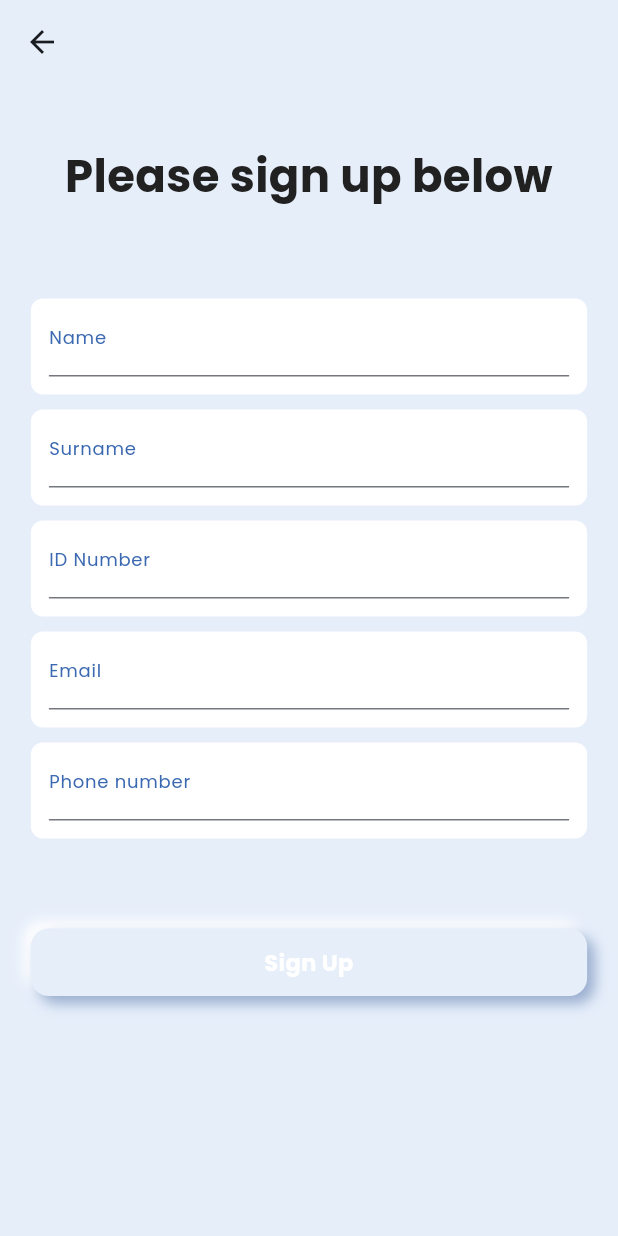
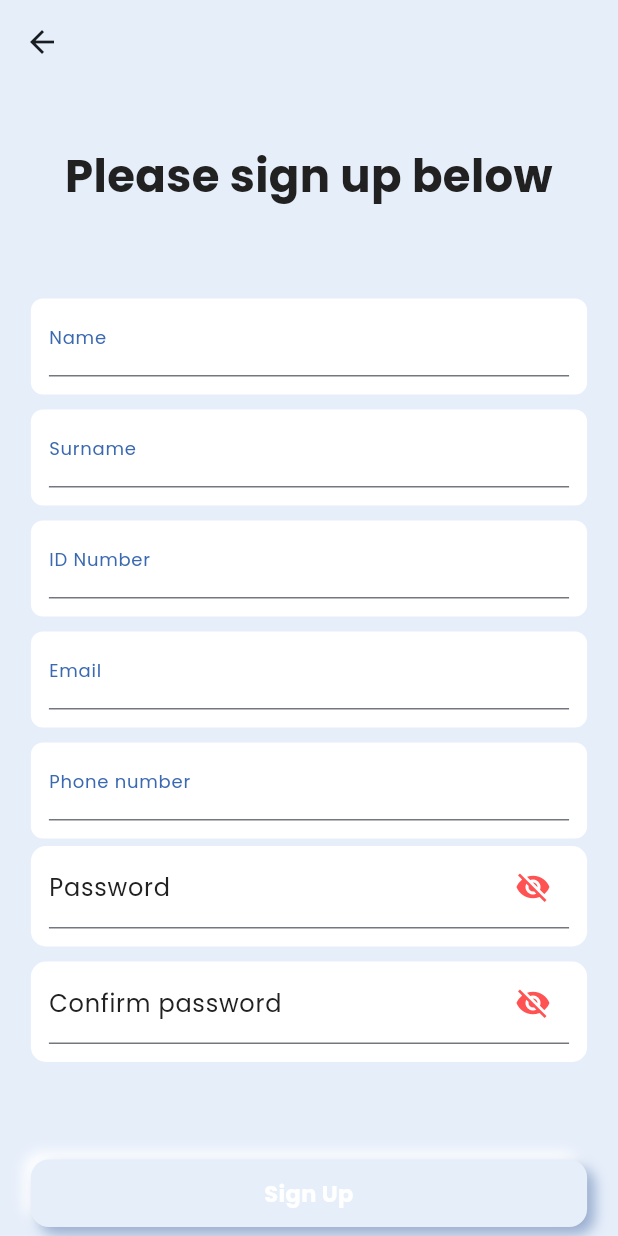
Before and after one commit to DevMindES/stokvel_go, a Flutter app: the SignUp screen opened by its route, on a phone screen of 412 x 824 dp. Run offline on Flutter 3.47's test engine with Material 3 defaults, Android fonts, the phone set to English and light mode, and no system bars; our stand-ins replace cloud_functions, email_validator, firebase_auth, firebase_core, gap, get and 1 more; missing offline and left inert: firebase_app_check; accounts and stored records are empty.

Commit message:
Reworked signup

```diff
--- a/lib/pages/onboarding/signup.dart
+++ b/lib/pages/onboarding/signup.dart
@@ -1,3 +1,4 @@
+import 'package:firebase_auth/firebase_auth.dart';
 import 'package:flutter/material.dart';
 import 'package:stokvel_go/utils/error_handling.dart';
 import 'package:stokvel_go/utils/neubox.dart';
@@ -13,17 +14,16 @@ class SignUp extends StatefulWidget {
   State<SignUp> createState() => _SignUpState();
 }
 
-class _SignUpState extends State<SignUp>
-{
+class _SignUpState extends State<SignUp> {
   final _nameController = TextEditingController();
   final _surnameController = TextEditingController();
   final _idController = TextEditingController();
   final _emailController = TextEditingController();
   final _phoneNumberController = TextEditingController();
-  // final _passwordController = TextEditingController();
-  // final _confirmPasswordController = TextEditingController();
-  // bool _isPasswordVisible = false;
-  // bool _isConfirmPasswordVisible = false;
+  final _passwordController = TextEditingController();
+  final _confirmPasswordController = TextEditingController();
+  bool _isPasswordVisible = false;
+  bool _isConfirmPasswordVisible = false;
 
   bool _allFieldsFilled() {
     if (_nameController.text.trim().isEmpty) return false;
@@ -31,17 +31,62 @@ class _SignUpState extends State<SignUp>
     if (_idController.text.trim().isEmpty) return false;
     if (_emailController.text.trim().isEmpty) return false;
     if (_phoneNumberController.text.trim().isEmpty) return false;
+    if (_passwordController.text.trim().isEmpty) return false;
+    if (_confirmPasswordController.text.trim().isEmpty) return false;
     return true;
+  }
+
+// Signup - Nqoba
+
+  void signUserUp() async {
+    // show loading circle
+    showDialog(
+      context: context,
+      builder: (context) {
+        return const Center(
+          child: CircularProgressIndicator(),
+        );
+      },
+    );
+
+    // try creating the user
+    try {
+      await FirebaseAuth.instance.createUserWithEmailAndPassword(
+          email: _emailController.text, password: _idController.text);
+      //pop the loading circle
+      Navigator.pop(context);
+    } on FirebaseAuthException catch (e) {
+      //pop the loading circle
+      Navigator.pop(context);
+      //show error message
+      showErrorMessage(e.code);
+    }
+  }
+
+// error message to user
+
+  void showErrorMessage(String Message) {
+    showDialog(
+      context: context,
+      builder: (context) {
+        return AlertDialog(
+          backgroundColor: Colors.deepPurple,
+          title: Center(
+            child: Text(
+              Message,
+              style: const TextStyle(color: Colors.white),
+            ),
+          ),
+        );
+      },
+    );
   }
 
   // bool _passwordsMatch() => _passwordController.text.trim() == _confirmPasswordController.text.trim();
 
-  Future<void> _signUpButtonOnPressed() async
-  {
+  Future<void> _signUpButtonOnPressed() async {
     if (!_allFieldsFilled()) {
-      await showGetMessageDialog(
-        message: 'Please fill out all text fields.'
-      );
+      await showGetMessageDialog(message: 'Please fill out all text fields.');
       return;
     }
 
@@ -50,8 +95,7 @@ class _SignUpState extends State<SignUp>
     if (isEmail == -1) {
       // If it's not a valid email or phone, show the dialog
       await showGetMessageDialog(
-        message: 'Please ensure you have entered a valid email address.'
-      );
+          message: 'Please ensure you have entered a valid email address.');
 
       return;
     }
@@ -64,8 +108,7 @@ class _SignUpState extends State<SignUp>
     if (isPhoneNumber == -1) {
       // If it's not a valid email or phone, show the dialog
       await showGetMessageDialog(
-        message: 'Please ensure you have entered a valid phone number.'
-      );
+          message: 'Please ensure you have entered a valid phone number.');
 
       return;
     }
@@ -75,13 +118,12 @@ class _SignUpState extends State<SignUp>
         surname: _surnameController.text.trim(),
         idNumber: _idController.text.trim(),
         email: _emailController.text.trim(),
-      phoneNumber: phoneNumber
-    );
+        phoneNumber: phoneNumber,
+        password: _confirmPasswordController.text.trim());
   }
 
   @override
-  Widget build(BuildContext context)
-  {
+  Widget build(BuildContext context) {
     return Scaffold(
       appBar: appBar(),
       body: SafeArea(
@@ -101,120 +143,116 @@ class _SignUpState extends State<SignUp>
                 formDataField(
                     fieldController: _nameController,
                     lableText: 'Name',
-                  textInputType: TextInputType.name
-                ),
+                    textInputType: TextInputType.name),
                 spacer4(),
                 // SURNNAME
                 formDataField(
                     fieldController: _surnameController,
                     lableText: 'Surname',
-                  textInputType: TextInputType.name
-                ),
+                    textInputType: TextInputType.name),
                 spacer4(),
                 // ID
                 formDataField(
                     fieldController: _idController,
                     lableText: 'ID Number',
-                  textInputType: TextInputType.number
-                ),
+                    textInputType: TextInputType.number),
                 spacer4(),
                 // EMAIL
                 formDataField(
                     fieldController: _emailController,
                     lableText: 'Email',
-                  textInputType: TextInputType.emailAddress
-                ),
+                    textInputType: TextInputType.emailAddress),
                 spacer4(),
                 // PHONE NUMBER
                 formDataField(
                     fieldController: _phoneNumberController,
                     lableText: 'Phone number',
-                  textInputType: TextInputType.number
+                    textInputType: TextInputType.number),
+                // PASSWORD
+                Padding(
+                  padding: const EdgeInsets.symmetric(vertical: 5),
+                  child: Container(
+                    padding: const EdgeInsets.fromLTRB(12, 0, 12, 12),
+                    width: appController.widgetWidth,
+                    decoration: BoxDecoration(
+                      color: white, //.withOpacity(0.1),
+                      borderRadius: BorderRadius.circular(10)
                     ),
-                // PASSWORD
-                // Padding(
-                //   padding: const EdgeInsets.symmetric(vertical: 5),
-                //   child: Container(
-                //     padding: const EdgeInsets.fromLTRB(12, 0, 12, 12),
-                //     width: appController.widgetWidth,
-                //     decoration: BoxDecoration(
-                //       color: white, //.withOpacity(0.1),
-                //       borderRadius: BorderRadius.circular(10)
-                //     ),
-                //     child: TextFormField(
-                //       validator: (value) {
-                //         if (value == null || value.isEmpty) {return 'Please enter some text';}
-                //         return null;
-                //       },
-                //       controller: _passwordController,
-                //       style: const TextStyle(
-                //         fontSize: h3,
-                //         color: dark_fonts_grey
-                //       ),
-                //       decoration: InputDecoration(
-                //         suffixIcon: IconButton(
-                //           icon: _isPasswordVisible
-                //                 ? const Icon(Icons.visibility)
-                //                 : const Icon(Icons.visibility_off),
-                //           onPressed:() => setState(() => _isPasswordVisible = !_isPasswordVisible),
-                //           color: Colors.redAccent,
-                //         ),
-                //         labelText: 'Password',
-                //         labelStyle: const TextStyle(
-                //           color: dark_fonts_grey
-                //         ),
-                //       ),
-                //       obscureText: !_isPasswordVisible,
-                //     ),
-                //   ),
-                // ),
+                    child: TextFormField(
+                      validator: (value) {
+                        if (value == null || value.isEmpty) {return 'Please enter some text';}
+                        return null;
+                      },
+                      controller: _passwordController,
+                      style: const TextStyle(
+                        fontSize: h3,
+                        color: dark_fonts_grey
+                      ),
+                      decoration: InputDecoration(
+                        suffixIcon: IconButton(
+                          icon: _isPasswordVisible
+                                ? const Icon(Icons.visibility)
+                                : const Icon(Icons.visibility_off),
+                          onPressed:() => setState(() => _isPasswordVisible = !_isPasswordVisible),
+                          color: Colors.redAccent,
+                        ),
+                        labelText: 'Password',
+                        labelStyle: const TextStyle(
+                          color: dark_fonts_grey
+                        ),
+                      ),
+                      obscureText: !_isPasswordVisible,
+                    ),
+                  ),
+                ),
                 // CONFIRM PASSWORD
-                // Padding(
-                //   padding: const EdgeInsets.symmetric(vertical: 5),
-                //   child: Container(
-                //     padding: const EdgeInsets.fromLTRB(12, 0, 12, 12),
-                //     width: appController.widgetWidth,
-                //     decoration: BoxDecoration(
-                //       color: Colors.white, //.withOpacity(0.1),
-                //       borderRadius: BorderRadius.circular(10)
-                //     ),
-                //     child: TextFormField(
-                //       validator: (value) {
-                //         if (value == null || value.isEmpty) {return 'Please enter some text';}
-                //         return null;
-                //       },
-                //       controller: _confirmPasswordController,
-                //       style: const TextStyle(
-                //         fontSize: h3,
-                //         color: dark_fonts_grey
-                //       ),
-                //       decoration: InputDecoration(
-                //         suffixIcon: IconButton(
-                //           icon: _isConfirmPasswordVisible
-                //                 ? const Icon(Icons.visibility)
-                //                 : const Icon(Icons.visibility_off),
-                //           onPressed:() => setState(() => _isConfirmPasswordVisible = !_isConfirmPasswordVisible),
-                //           color: Colors.redAccent,
-                //         ),
-                //         labelText: 'Confirm password',
-                //         labelStyle: const TextStyle(
-                //           color: dark_fonts_grey
-                //         ),
-                //       ),
-                //       obscureText: !_isConfirmPasswordVisible,
-                //     ),
-                //   ),
-                // ),
+                Padding(
+                  padding: const EdgeInsets.symmetric(vertical: 5),
+                  child: Container(
+                    padding: const EdgeInsets.fromLTRB(12, 0, 12, 12),
+                    width: appController.widgetWidth,
+                    decoration: BoxDecoration(
+                      color: Colors.white, //.withOpacity(0.1),
+                      borderRadius: BorderRadius.circular(10)
+                    ),
+                    child: TextFormField(
+                      validator: (value) {
+                        if (value == null || value.isEmpty) {return 'Please enter some text';}
+                        return null;
+                      },
+                      controller: _confirmPasswordController,
+                      style: const TextStyle(
+                        fontSize: h3,
+                        color: dark_fonts_grey
+                      ),
+                      decoration: InputDecoration(
+                        suffixIcon: IconButton(
+                          icon: _isConfirmPasswordVisible
+                                ? const Icon(Icons.visibility)
+                                : const Icon(Icons.visibility_off),
+                          onPressed:() => setState(() => _isConfirmPasswordVisible = !_isConfirmPasswordVisible),
+                          color: Colors.redAccent,
+                        ),
+                        labelText: 'Confirm password',
+                        labelStyle: const TextStyle(
+                          color: dark_fonts_grey
+                        ),
+                      ),
+                      obscureText: !_isConfirmPasswordVisible,
+                    ),
+                  ),
+                ),
+
                 // SIGN UP BUTTON
                 spacer1(),
                 neuBox(
+                  // onTap: signUserUp,+
                   onTap: _signUpButtonOnPressed,
                   wide: true,
                   child: contentText(
                       data: 'Sign Up',
                       fontColor: white,
-                    fontWeight: FontWeight.bold
-                  ),
+                      fontWeight: FontWeight.bold),
                 ),
               ],
             ),
```
Also changed, not shown: lib/controllers/auth_controller.dart (+57 -92 lines), lib/pages/navigation/authDisplay.dart (added, +30 -0 lines), lib/pages/navigation/home.dart (added, +24 -0 lines), lib/pages/onboarding/login.dart (+90 -59 lines), pubspec.lock. Lines whose indentation alone changed are shown as unchanged.
